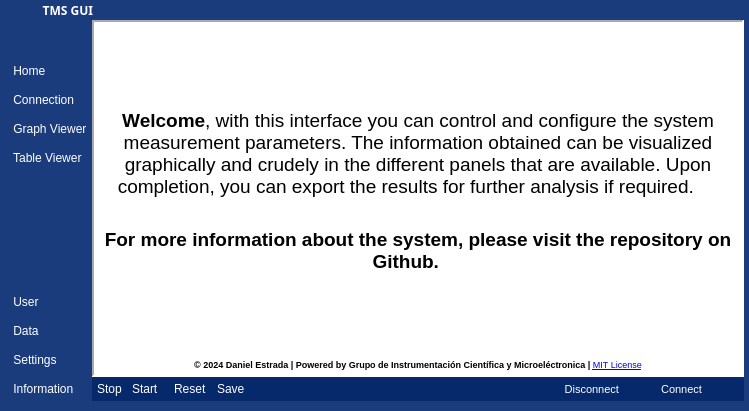
Old version of the form measurement-system/software/ui_files/interface.ui in the repository DanielEstrada971102/Horno-CS.
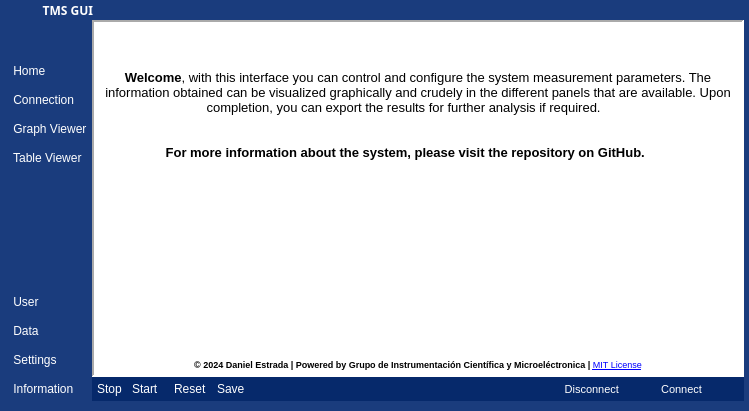
New version of the form. Icons and pictures are not drawn. Custom widgets are drawn as their Qt base class.

Commit message: Fix styles in the interface

Diff of the .ui file:
```diff
--- a/measurement-system/software/ui_files/interface.ui
+++ b/measurement-system/software/ui_files/interface.ui
@@ -718,16 +718,13 @@
                  <string>&lt;!DOCTYPE HTML PUBLIC &quot;-//W3C//DTD HTML 4.0//EN&quot; &quot;http://www.w3.org/TR/REC-html40/strict.dtd&quot;&gt;
 &lt;html&gt;&lt;head&gt;&lt;meta name=&quot;qrichtext&quot; content=&quot;1&quot; /&gt;&lt;title&gt;Temperature Measurement System&lt;/title&gt;&lt;style type=&quot;text/css&quot;&gt;
 p, li { white-space: pre-wrap; }
-&lt;/style&gt;&lt;/head&gt;&lt;body style=&quot; font-family:'MS Shell Dlg 2'; font-size:8pt; font-weight:400; font-style:normal;&quot;&gt;
-&lt;p style=&quot; margin-top:0px; margin-bottom:0px; margin-left:0px; margin-right:0px; -qt-block-indent:0; text-indent:0px;&quot;&gt;        &lt;/p&gt;
-&lt;p style=&quot; margin-top:0px; margin-bottom:0px; margin-left:0px; margin-right:0px; -qt-block-indent:0; text-indent:0px;&quot;&gt;&lt;span style=&quot; font-size:8.25pt;&quot;&gt;        &lt;/span&gt;&lt;/p&gt;
-&lt;p align=&quot;center&quot; style=&quot; margin-top:0px; margin-bottom:0px; margin-left:0px; margin-right:0px; -qt-block-indent:0; text-indent:0px;&quot;&gt;&lt;span style=&quot; font-size:8.25pt;&quot;&gt;        &lt;/span&gt;&lt;/p&gt;
-&lt;p align=&quot;center&quot; style=&quot; margin-top:0px; margin-bottom:0px; margin-left:0px; margin-right:0px; -qt-block-indent:0; text-indent:0px;&quot;&gt;&lt;img src=&quot;resources/system-logo-text.png&quot; width=&quot;300&quot; /&gt;&lt;span style=&quot; font-size:8.25pt;&quot;&gt;        &lt;/span&gt;&lt;/p&gt;
-&lt;p align=&quot;center&quot; style=&quot; margin-top:0px; margin-bottom:0px; margin-left:0px; margin-right:0px; -qt-block-indent:0; text-indent:0px;&quot;&gt;&lt;span style=&quot; font-size:8.25pt;&quot;&gt;        &lt;/span&gt;&lt;/p&gt;
-&lt;p align=&quot;center&quot; style=&quot; margin-top:0px; margin-bottom:0px; margin-left:0px; margin-right:0px; -qt-block-indent:0; text-indent:0px;&quot;&gt;&lt;span style=&quot; font-size:8.25pt;&quot;&gt;        &lt;/span&gt;&lt;/p&gt;
-&lt;p align=&quot;center&quot; style=&quot; margin-top:0px; margin-bottom:0px; margin-left:0px; margin-right:0px; -qt-block-indent:0; text-indent:0px;&quot;&gt;&lt;span style=&quot; font-size:14pt; font-weight:600;&quot;&gt;Welcome&lt;/span&gt;&lt;span style=&quot; font-size:14pt;&quot;&gt;, with this interface you can control and configure the system measurement parameters. The information obtained can be visualized graphically and crudely in the different panels that are available. Upon completion, you can export the results for further analysis if required.&lt;/span&gt;&lt;span style=&quot; font-size:8.25pt;&quot;&gt;        &lt;/span&gt;&lt;/p&gt;
-&lt;p align=&quot;center&quot; style=&quot; margin-top:30px; margin-bottom:30px; margin-left:0px; margin-right:0px; -qt-block-indent:0; text-indent:0px;&quot;&gt;&lt;span style=&quot; font-size:14pt; font-weight:600;&quot;&gt;For more information about the system, please visit the repository on Github.&lt;/span&gt;&lt;span style=&quot; font-size:8.25pt;&quot;&gt;        &lt;/span&gt;&lt;/p&gt;
-&lt;p align=&quot;center&quot; style=&quot; margin-top:0px; margin-bottom:0px; margin-left:0px; margin-right:0px; -qt-block-indent:0; text-indent:0px;&quot;&gt;&lt;img src=&quot;resources/QR.png&quot; width=&quot;100&quot; /&gt;&lt;span style=&quot; font-size:8.25pt;&quot;&gt;        &lt;br /&gt;    &lt;/span&gt;&lt;/p&gt;&lt;/body&gt;&lt;/html&gt;</string>
+&lt;/style&gt;&lt;/head&gt;&lt;body style=&quot; font-family:'MS Shell Dlg 2'; font-size:8.25pt; font-weight:400; font-style:normal;&quot;&gt;
+&lt;p align=&quot;center&quot; style=&quot; margin-top:0px; margin-bottom:0px; margin-left:0px; margin-right:0px; -qt-block-indent:0; text-indent:0px;&quot;&gt;&lt;img src=&quot;resources/system-logo-text.png&quot; width=&quot;248&quot; /&gt;        &lt;/p&gt;
+&lt;p align=&quot;center&quot; style=&quot; margin-top:0px; margin-bottom:0px; margin-left:0px; margin-right:0px; -qt-block-indent:0; text-indent:0px;&quot;&gt;        &lt;/p&gt;
+&lt;p align=&quot;center&quot; style=&quot; margin-top:0px; margin-bottom:0px; margin-left:0px; margin-right:0px; -qt-block-indent:0; text-indent:0px;&quot;&gt;        &lt;/p&gt;
+&lt;p align=&quot;center&quot; style=&quot; margin-top:0px; margin-bottom:0px; margin-left:0px; margin-right:0px; -qt-block-indent:0; text-indent:0px;&quot;&gt;&lt;span style=&quot; font-size:10pt; font-weight:600;&quot;&gt;Welcome&lt;/span&gt;&lt;span style=&quot; font-size:10pt;&quot;&gt;, with this interface you can control and configure the system measurement parameters. The information obtained can be visualized graphically and crudely in the different panels that are available. Upon completion, you can export the results for further analysis if required.        &lt;/span&gt;&lt;/p&gt;
+&lt;p align=&quot;center&quot; style=&quot; margin-top:30px; margin-bottom:30px; margin-left:0px; margin-right:0px; -qt-block-indent:0; text-indent:0px;&quot;&gt;&lt;span style=&quot; font-size:10pt; font-weight:600;&quot;&gt;For more information about the system, please visit the repository on GitHub.&lt;/span&gt;&lt;span style=&quot; font-size:10pt;&quot;&gt;  &lt;/span&gt;      &lt;/p&gt;
+&lt;p align=&quot;center&quot; style=&quot; margin-top:0px; margin-bottom:0px; margin-left:0px; margin-right:0px; -qt-block-indent:0; text-indent:0px;&quot;&gt;&lt;img src=&quot;resources/QR.png&quot; width=&quot;78&quot; /&gt;        &lt;br /&gt;    &lt;/p&gt;&lt;/body&gt;&lt;/html&gt;</string>
                 </property>
                 <property name="placeholderText">
                  <string/>
```
Left out of the diff: 44 changed lines with no effect on the pictures. The commit also changes 2 other files.
